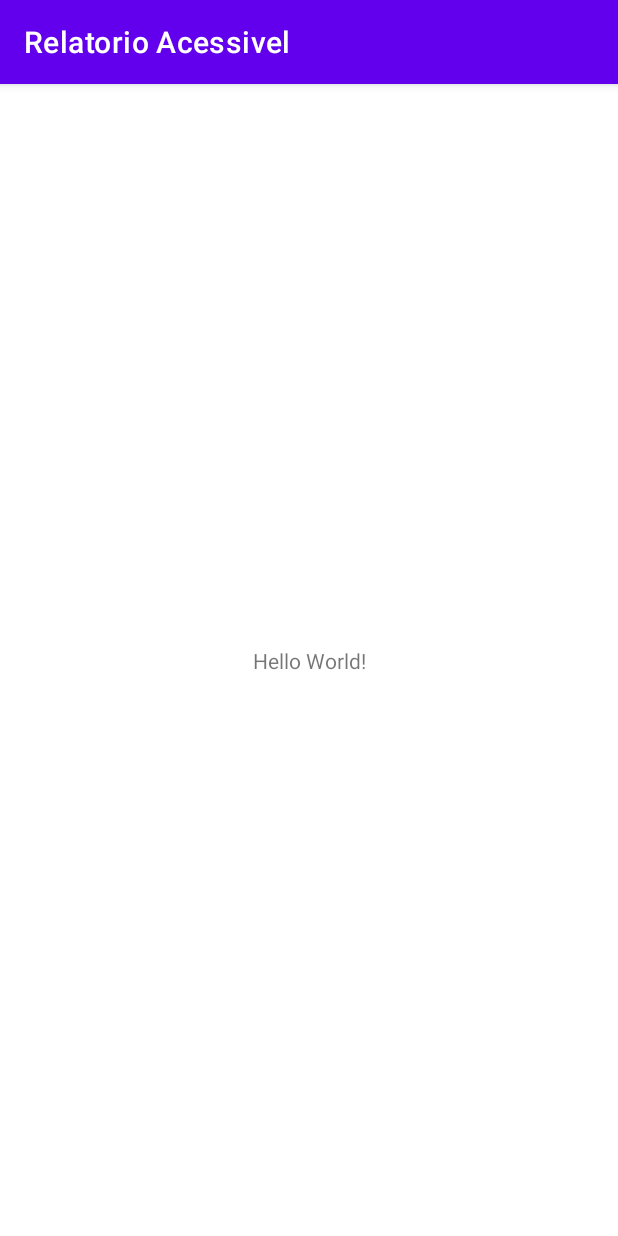
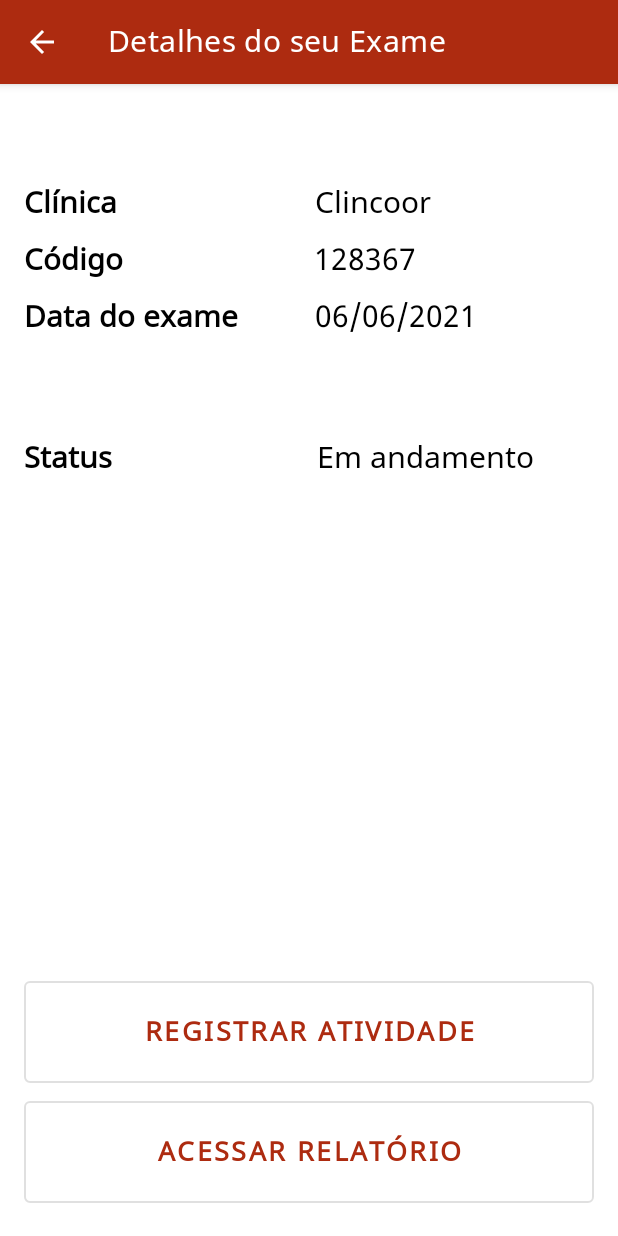
Before and after one commit to martinsgms/relatorio-acessivel, an Android app: the screen it shows after launch (MainActivity before the commit, DetalheExameActivity after it), on a phone screen of 412 x 824 dp. Run offline under Robolectric (Android 15) with nearby library versions, the phone set to English and light mode, and no system bars.

Commit message:
adiciona tela de detalhes do exame

```diff
--- a/android/RelatorioAcessivel/app/build.gradle
+++ b/android/RelatorioAcessivel/app/build.gradle
@@ -4,13 +4,13 @@ plugins {
 }
 
 android {
-    compileSdkVersion 31
-    buildToolsVersion "31.0.0"
+    compileSdkVersion 30
+    buildToolsVersion "30.0.0"
 
     defaultConfig {
         applicationId "br.com.martinsgms.relatorioacessivel"
         minSdkVersion 22
-        targetSdkVersion 31
+        targetSdkVersion 30
         versionCode 1
         versionName "1.0"
 
--- a/android/RelatorioAcessivel/app/src/main/AndroidManifest.xml
+++ b/android/RelatorioAcessivel/app/src/main/AndroidManifest.xml
@@ -9,12 +9,18 @@
         android:roundIcon="@mipmap/ic_launcher_round"
         android:supportsRtl="true"
         android:theme="@style/Theme.RelatorioAcessivel">
-        <activity android:name=".MainActivity">
+        <activity android:name=".DetalheExameActivity"
+            android:label="Detalhes do seu Exame">
             <intent-filter>
                 <action android:name="android.intent.action.MAIN" />
-
                 <category android:name="android.intent.category.LAUNCHER" />
             </intent-filter>
+        </activity>
+        <activity android:name=".MainActivity">
+<!--            <intent-filter>-->
+<!--                <action android:name="android.intent.action.MAIN" />-->
+<!--                <category android:name="android.intent.category.LAUNCHER" />-->
+<!--            </intent-filter>-->
         </activity>
     </application>
 
--- /dev/null
+++ b/android/RelatorioAcessivel/app/src/main/java/br/com/martinsgms/relatorioacessivel/DetalheExameActivity.kt
@@ -0,0 +1,20 @@
+package br.com.martinsgms.relatorioacessivel
+
+import android.os.Bundle
+import androidx.appcompat.app.AppCompatActivity
+
+class DetalheExameActivity : AppCompatActivity(R.layout.activity_detalhe_exame) {
+
+    override fun onCreate(savedInstanceState: Bundle?) {
+        super.onCreate(savedInstanceState)
+
+        val actionBar = supportActionBar
+        actionBar?.setDisplayHomeAsUpEnabled(true)
+
+    }
+
+    override fun onSupportNavigateUp(): Boolean {
+        onBackPressed()
+        return true
+    }
+}
--- /dev/null
+++ b/android/RelatorioAcessivel/app/src/main/res/layout/activity_detalhe_exame.xml
@@ -0,0 +1,162 @@
+<LinearLayout xmlns:android="http://schemas.android.com/apk/res/android"
+    xmlns:app="http://schemas.android.com/apk/res-auto"
+    android:layout_width="fill_parent"
+    android:layout_height="fill_parent"
+    android:orientation="vertical">
+
+
+    <LinearLayout
+        android:layout_width="fill_parent"
+        android:layout_height="wrap_content"
+        android:layout_marginTop="64dp"
+        android:orientation="horizontal">
+
+        <TextView
+            android:layout_width="85dp"
+            android:layout_height="wrap_content"
+            android:layout_marginStart="16dp"
+            android:layout_weight="1"
+            android:gravity="start"
+            android:text="Clínica"
+            android:textColor="@android:color/background_dark"
+            android:textSize="20sp"
+            android:textStyle="bold" />
+
+        <TextView
+            android:layout_width="wrap_content"
+            android:layout_height="wrap_content"
+            android:layout_marginEnd="16dp"
+            android:layout_weight="1"
+            android:gravity="start"
+            android:text="Clincoor"
+            android:textColor="@android:color/background_dark"
+            android:textSize="20sp" />
+    </LinearLayout>
+
+    <LinearLayout
+        android:layout_width="fill_parent"
+        android:layout_height="wrap_content"
+        android:layout_marginTop="8dp"
+        android:orientation="horizontal">
+
+        <TextView
+            android:layout_width="75dp"
+            android:layout_height="wrap_content"
+            android:layout_marginStart="16dp"
+            android:layout_weight="1"
+            android:gravity="start"
+            android:text="Código"
+            android:textColor="@android:color/background_dark"
+            android:textSize="20sp"
+            android:textStyle="bold" />
+
+        <TextView
+            android:layout_width="wrap_content"
+            android:layout_height="wrap_content"
+            android:layout_marginEnd="16dp"
+            android:layout_weight="1"
+            android:gravity="start"
+            android:text="128367"
+            android:textColor="@android:color/background_dark"
+            android:textSize="20sp" />
+
+    </LinearLayout>
+
+    <LinearLayout
+        android:layout_width="fill_parent"
+        android:layout_height="wrap_content"
+        android:layout_marginTop="8dp"
+        android:orientation="horizontal">
+
+        <TextView
+            android:layout_width="116dp"
+            android:layout_height="wrap_content"
+            android:layout_marginStart="16dp"
+            android:layout_weight="1"
+            android:gravity="start"
+            android:text="Data do exame"
+            android:textColor="@android:color/background_dark"
+            android:textSize="20sp"
+            android:textStyle="bold" />
+
+        <TextView
+            android:layout_width="wrap_content"
+            android:layout_height="wrap_content"
+            android:layout_marginEnd="16dp"
+            android:layout_weight="1"
+            android:gravity="start"
+            android:text="06/06/2021"
+            android:textColor="@android:color/background_dark"
+            android:textSize="20sp" />
+
+    </LinearLayout>
+
+    <LinearLayout
+        android:layout_width="fill_parent"
+        android:layout_height="wrap_content"
+        android:layout_marginTop="64dp"
+        android:orientation="horizontal">
+
+        <TextView
+            android:layout_width="155dp"
+            android:layout_height="wrap_content"
+            android:layout_marginStart="16dp"
+            android:layout_weight="1"
+            android:gravity="start"
+            android:text="Status"
+            android:textColor="@android:color/background_dark"
+            android:textSize="20sp"
+            android:textStyle="bold" />
+
+        <TextView
+            android:layout_width="wrap_content"
+            android:layout_height="wrap_content"
+            android:layout_marginEnd="16dp"
+            android:layout_weight="1"
+            android:gravity="start"
+            android:text="Em andamento"
+            android:textColor="@android:color/background_dark"
+            android:textSize="20sp" />
+    </LinearLayout>
+
+    <androidx.constraintlayout.widget.ConstraintLayout
+        android:layout_width="match_parent"
+        android:layout_height="match_parent">
+
+        <Button
+            android:id="@+id/activity_detalhe_atividade_registrar"
+            style="?attr/materialButtonOutlinedStyle"
+            android:layout_width="match_parent"
+            android:layout_height="80dp"
+            android:layout_marginStart="16dp"
+            android:layout_marginEnd="16dp"
+            android:layout_marginBottom="96dp"
+            android:strokeColor="@color/wine"
+            android:text="Registrar Atividade"
+            android:textSize="18sp"
+            android:textStyle="bold"
+            app:layout_constraintBottom_toBottomOf="parent"
+            app:layout_constraintEnd_toEndOf="parent"
+            app:layout_constraintStart_toStartOf="parent" />
+
+        <Button
+            android:id="@+id/activity_detalhe_atividade_relatorio"
+            style="?attr/materialButtonOutlinedStyle"
+            android:layout_width="match_parent"
+            android:layout_height="80dp"
+            android:layout_marginStart="16dp"
+            android:layout_marginEnd="16dp"
+            android:layout_marginBottom="16dp"
+            android:strokeColor="@color/wine"
+            android:text="Acessar Relatório"
+            android:textSize="18sp"
+            android:textStyle="bold"
+            app:layout_constraintBottom_toBottomOf="parent"
+            app:layout_constraintEnd_toEndOf="parent"
+            app:layout_constraintStart_toStartOf="parent"
+            app:layout_constraintTop_toBottomOf="@+id/activity_detalhe_atividade_registrar" />
+
+
+    </androidx.constraintlayout.widget.ConstraintLayout>
+
+</LinearLayout>
--- /dev/null
+++ b/android/RelatorioAcessivel/app/src/main/res/layout/switch_item.xml
@@ -0,0 +1,11 @@
+<RelativeLayout
+    xmlns:android="http://schemas.android.com/apk/res/android"
+    android:layout_width="match_parent"
+    android:layout_height="match_parent">
+
+    <Switch
+        android:layout_width="wrap_content"
+        android:layout_height="wrap_content"
+        android:layout_centerHorizontal="true"
+        android:layout_centerVertical="true" />
+</RelativeLayout>
--- a/android/RelatorioAcessivel/app/src/main/res/values/colors.xml
+++ b/android/RelatorioAcessivel/app/src/main/res/values/colors.xml
@@ -7,4 +7,5 @@
     <color name="teal_700">#FF018786</color>
     <color name="black">#FF000000</color>
     <color name="white">#FFFFFFFF</color>
+    <color name="wine">#AD2B10</color>
 </resources>
--- a/android/RelatorioAcessivel/app/src/main/res/values/themes.xml
+++ b/android/RelatorioAcessivel/app/src/main/res/values/themes.xml
@@ -2,9 +2,9 @@
     <!-- Base application theme. -->
     <style name="Theme.RelatorioAcessivel" parent="Theme.MaterialComponents.DayNight.DarkActionBar">
         <!-- Primary brand color. -->
-        <item name="colorPrimary">@color/purple_500</item>
-        <item name="colorPrimaryVariant">@color/purple_700</item>
-        <item name="colorOnPrimary">@color/white</item>
+        <item name="colorPrimary">@color/wine</item>
+        <item name="colorPrimaryVariant">@color/wine</item>
+        <item name="colorOnPrimary">@color/wine</item>
         <!-- Secondary brand color. -->
         <item name="colorSecondary">@color/teal_200</item>
         <item name="colorSecondaryVariant">@color/teal_700</item>
@@ -12,5 +12,6 @@
         <!-- Status bar color. -->
         <item name="android:statusBarColor" tools:targetApi="l">?attr/colorPrimaryVariant</item>
         <!-- Customize your theme here. -->
+        <item name="fontFamily">@font/noto_sans_regular</item>
     </style>
 </resources>
```
Also changed, not shown: android/RelatorioAcessivel/app/src/main/res/font/noto_sans_bold.ttf (added), android/RelatorioAcessivel/app/src/main/res/font/noto_sans_bold_italic.ttf (added), android/RelatorioAcessivel/app/src/main/res/font/noto_sans_italic.ttf (added), android/RelatorioAcessivel/app/src/main/res/font/noto_sans_regular.ttf (added).
